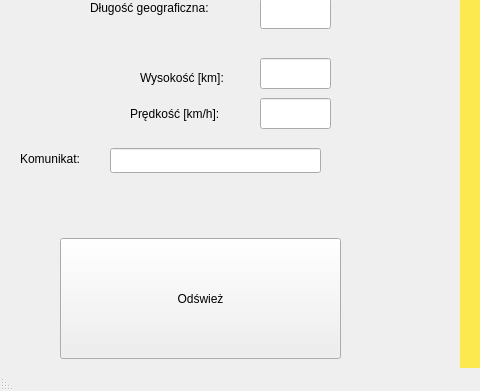
studentwb/wisualisation_ISS, file mainwindow.ui: the form before one commit; both pictures show x 0 to 480 and y 132 to 523 of the 1036 by 523 pixel window.
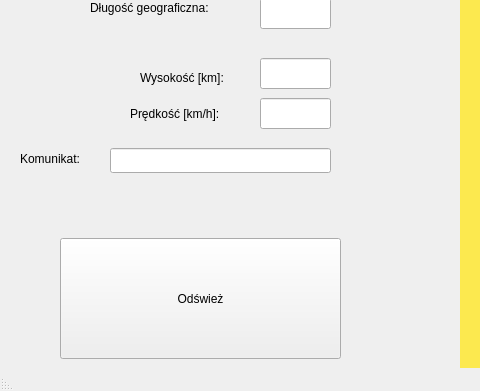
The form after the commit. Custom widgets are drawn as their Qt base class.

The edit to the form file:
```diff
--- a/mainwindow.ui
+++ b/mainwindow.ui
@@ -148,7 +148,7 @@
      <rect>
       <x>110</x>
       <y>280</y>
-      <width>211</width>
+      <width>221</width>
       <height>25</height>
      </rect>
     </property>
```
Left out of the diff: 2 changed lines with no effect on the pictures.
